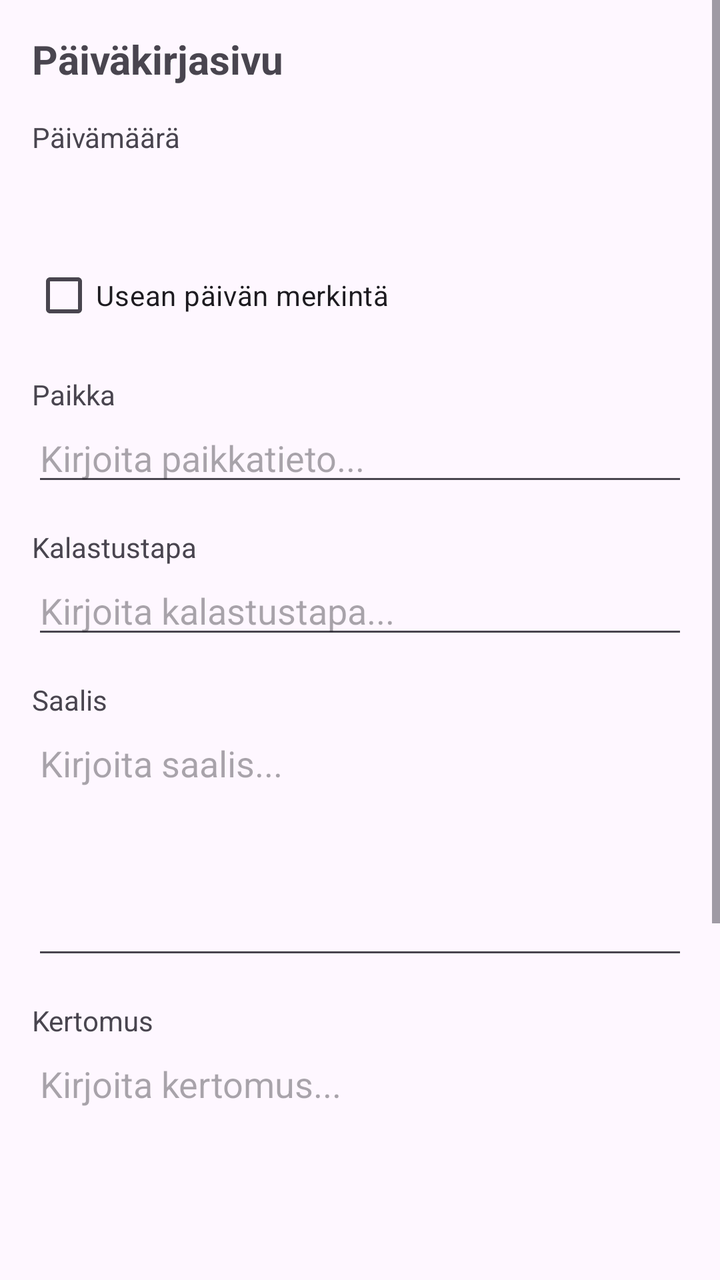
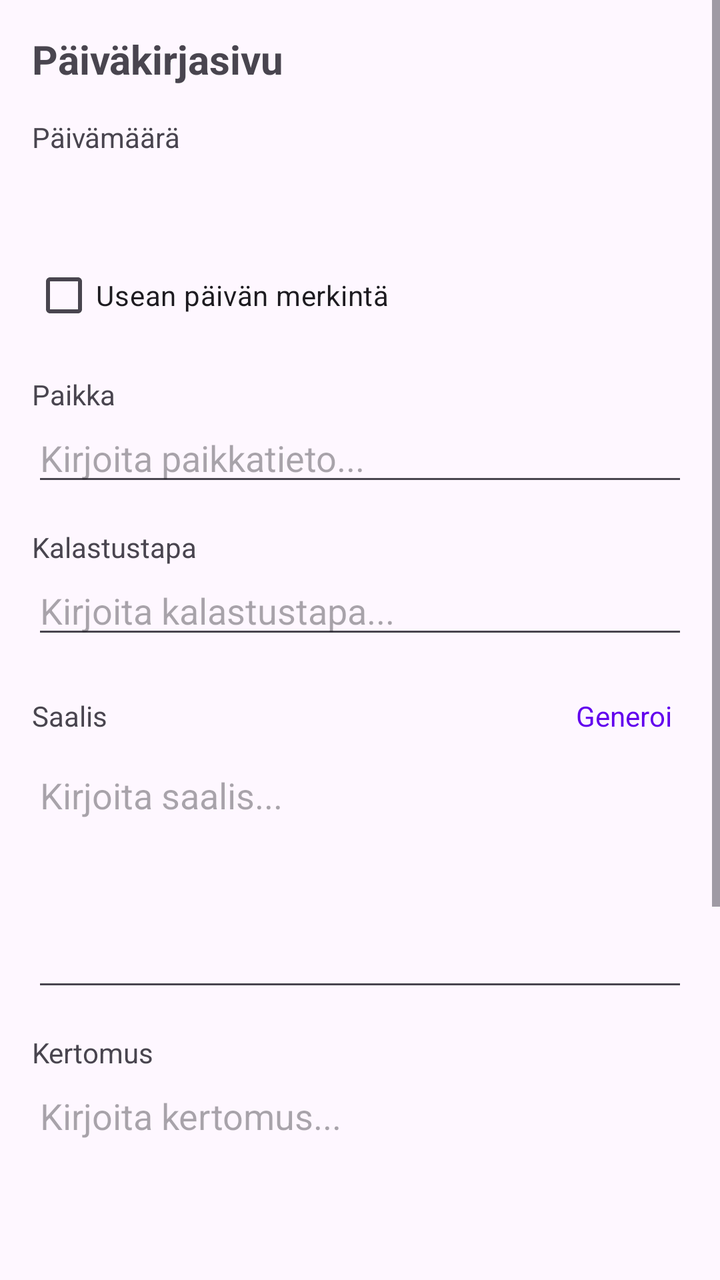

Screens rendered from an Android XML layout before and after an edit, with the pre-edit source and the edit as a unified diff.
<!-- AndroidManifest.xml: application theme Theme.KalaKartta -->
<!-- res/layout/activity_edit_diary_page.xml -->
<?xml version="1.0" encoding="utf-8"?>
<ScrollView xmlns:android="http://schemas.android.com/apk/res/android" android:id="@+id/editorRoot" android:layout_width="match_parent" android:layout_height="match_parent" android:fillViewport="true">
    <LinearLayout android:layout_width="match_parent" android:layout_height="wrap_content" android:orientation="vertical" android:padding="16dp" android:paddingBottom="140dp">
        <TextView android:id="@+id/diaryPageTitle" android:layout_width="match_parent" android:layout_height="wrap_content" android:text="Päiväkirjasivu" android:textSize="20sp" android:textStyle="bold" android:layout_marginBottom="16dp" />
        <TextView android:layout_width="wrap_content" android:layout_height="wrap_content" android:text="Päivämäärä" />
        <TextView android:id="@+id/startDateText" android:layout_width="match_parent" android:layout_height="wrap_content" android:padding="12dp" android:textSize="16sp" android:clickable="true" android:focusable="true" android:background="?attr/selectableItemBackground" />
        <CheckBox android:id="@+id/multiDayCheckBox" android:layout_width="wrap_content" android:layout_height="wrap_content" android:text="Usean päivän merkintä" />
        <LinearLayout android:id="@+id/endDateContainer" android:layout_width="match_parent" android:layout_height="wrap_content" android:orientation="vertical" android:visibility="gone">
            <TextView android:layout_width="wrap_content" android:layout_height="wrap_content" android:text="Loppupäivämäärä" />
            <TextView android:id="@+id/endDateText" android:layout_width="match_parent" android:layout_height="wrap_content" android:padding="12dp" android:textSize="16sp" android:clickable="true" android:focusable="true" android:background="?attr/selectableItemBackground" />
        </LinearLayout>
        <TextView android:layout_width="wrap_content" android:layout_height="wrap_content" android:text="Paikka" android:layout_marginTop="16dp" />
        <EditText android:id="@+id/locationEdit" android:layout_width="match_parent" android:layout_height="wrap_content" android:hint="Kirjoita paikkatieto..." />
        <TextView android:layout_width="wrap_content" android:layout_height="wrap_content" android:text="Kalastustapa" android:layout_marginTop="16dp" />
        <EditText android:id="@+id/fishingMethodEdit" android:layout_width="match_parent" android:layout_height="wrap_content" android:hint="Kirjoita kalastustapa..." />
        <TextView android:layout_width="wrap_content" android:layout_height="wrap_content" android:text="Saalis" android:layout_marginTop="16dp" />
        <EditText android:id="@+id/catchEdit" android:layout_width="match_parent" android:layout_height="wrap_content" android:minLines="5" android:gravity="top" android:inputType="textMultiLine" android:hint="Kirjoita saalis..." />
        <TextView android:layout_width="wrap_content" android:layout_height="wrap_content" android:text="Kertomus" android:layout_marginTop="16dp" />
        <EditText android:id="@+id/storyEdit" android:layout_width="match_parent" android:layout_height="wrap_content" android:minLines="8" android:gravity="top" android:inputType="textMultiLine|textCapSentences" android:hint="Kirjoita kertomus..." />
        <TextView android:layout_width="wrap_content" android:layout_height="wrap_content" android:text="Media" android:textStyle="bold" android:layout_marginTop="16dp" />
        <LinearLayout android:id="@+id/mediaListLayout" android:layout_width="match_parent" android:layout_height="wrap_content" android:orientation="vertical" />
        <Button android:id="@+id/addMediaButton" android:layout_width="wrap_content" android:layout_height="wrap_content" android:text="Lisää media" />
        <LinearLayout android:layout_width="match_parent" android:layout_height="wrap_content" android:orientation="horizontal" android:gravity="end" android:layout_marginTop="24dp">
            <TextView android:id="@+id/saveButton" android:layout_width="wrap_content" android:layout_height="wrap_content" android:text="Tallenna" android:textColor="@color/link_color" android:textSize="18sp" android:padding="16dp" android:clickable="true" android:focusable="true" />
            <TextView android:id="@+id/backButton" android:layout_width="wrap_content" android:layout_height="wrap_content" android:text="@string/back" android:textColor="@color/link_color" android:textSize="18sp" android:padding="16dp" android:clickable="true" android:focusable="true" />
        </LinearLayout>
    </LinearLayout>
</ScrollView>
<!-- resources referenced by this layout -->
<resources>
  <color name="link_color">#6200EE</color>
  <string name="back">Takaisin</string>
  <style name="Theme.KalaKartta" parent="Base.Theme.KalaKartta" />
  <style name="Base.Theme.KalaKartta" parent="Theme.Material3.DayNight.NoActionBar">
          
          <item name="colorPrimary">#6200EE</item>
          <item name="colorOnPrimary">#FFFFFF</item>
          <item name="editTextStyle">@style/Widget.AppCompat.EditText</item>
          <item name="android:spinnerStyle">@style/Widget.AppCompat.Spinner</item>
      </style>
</resources>

<!-- the commit's change to res/layout/activity_edit_diary_page.xml (unified diff, before → after) -->
@@ -13,7 +13,7 @@
         <EditText android:id="@+id/locationEdit" android:layout_width="match_parent" android:layout_height="wrap_content" android:hint="Kirjoita paikkatieto..." />
         <TextView android:layout_width="wrap_content" android:layout_height="wrap_content" android:text="Kalastustapa" android:layout_marginTop="16dp" />
         <EditText android:id="@+id/fishingMethodEdit" android:layout_width="match_parent" android:layout_height="wrap_content" android:hint="Kirjoita kalastustapa..." />
-        <TextView android:layout_width="wrap_content" android:layout_height="wrap_content" android:text="Saalis" android:layout_marginTop="16dp" />
+        <LinearLayout android:layout_width="match_parent" android:layout_height="wrap_content" android:orientation="horizontal" android:gravity="center_vertical" android:layout_marginTop="16dp"><TextView android:layout_width="0dp" android:layout_height="wrap_content" android:layout_weight="1" android:text="Saalis" /><TextView android:id="@+id/generateCatchButton" android:layout_width="wrap_content" android:layout_height="wrap_content" android:text="Generoi" android:textColor="@color/link_color" android:padding="8dp" android:clickable="true" android:focusable="true" /></LinearLayout>
         <EditText android:id="@+id/catchEdit" android:layout_width="match_parent" android:layout_height="wrap_content" android:minLines="5" android:gravity="top" android:inputType="textMultiLine" android:hint="Kirjoita saalis..." />
         <TextView android:layout_width="wrap_content" android:layout_height="wrap_content" android:text="Kertomus" android:layout_marginTop="16dp" />
         <EditText android:id="@+id/storyEdit" android:layout_width="match_parent" android:layout_height="wrap_content" android:minLines="8" android:gravity="top" android:inputType="textMultiLine|textCapSentences" android:hint="Kirjoita kertomus..." />
